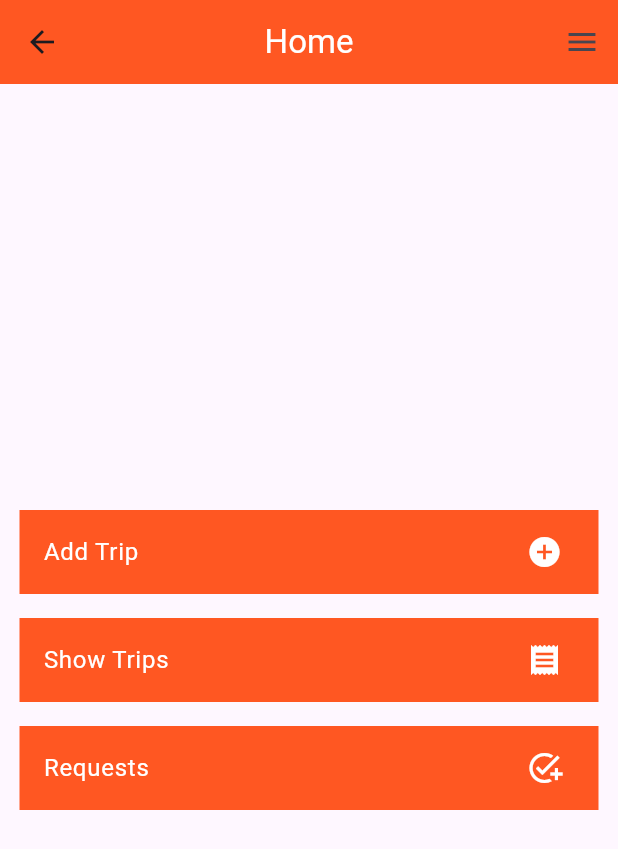
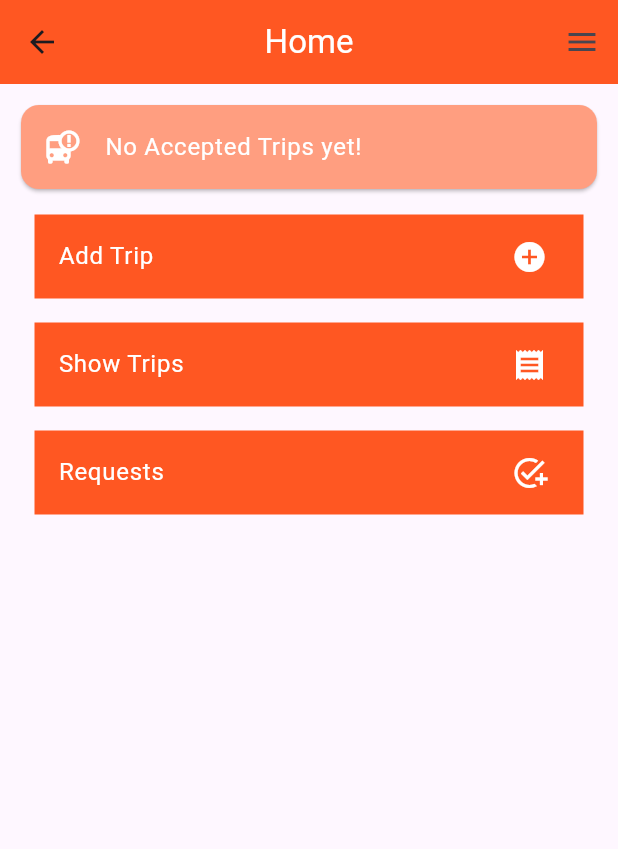
Before and after one commit to ASU-CarPool-Project/Drivers-App, a Flutter app: the home screen opened directly, on a phone screen of 412 x 824 dp. Shown: the top 849 px of the screen. Run offline on Flutter 3.47's test engine with Material 3 defaults, Android fonts, the phone set to English and light mode, and no system bars; our stand-ins replace cloud_firestore, firebase_auth, firebase_core, firebase_database, fluttertoast; accounts and stored records are empty.

Commit message:
added the upcoming trips in the homepage and added the toast msg to myWidgets

```diff
--- a/lib/AddRide.dart
+++ b/lib/AddRide.dart
@@ -276,9 +276,9 @@ class _AddRideState extends State<AddRide> {
                             FirebaseDatabase.instance.ref();
                         await databaseReference.child(direction!).push().set({
                           "driverID": userID,
+                          "driver": username,
                           "direction": direction,
                           "route": _controllerRoute.text,
-                          "name": username,
                           "phone": phone,
                           "car": _controllerCar.text,
                           "capacity": _controllerCapacity.text,
--- a/lib/MyWidgets.dart
+++ b/lib/MyWidgets.dart
@@ -3,7 +3,7 @@ import 'package:flutter/material.dart';
 Color? colorsPrimary = Colors.deepOrange[500];
 Color? colorsToCollege = Colors.deepOrangeAccent[100];
 Color? colorsFromCollege = Colors.deepOrangeAccent[100];
-
+Color? colorsCards = Colors.deepOrangeAccent[100];
 
 Widget textButtons(String text) {
   return Text(
@@ -32,7 +32,7 @@ Widget textLargeTitle(String text) {
   );
 }
 
-Widget iconBack(BuildContext context){
+Widget iconBack(BuildContext context) {
   return IconButton(
     icon: const Icon(
       IconData(
--- a/lib/home.dart
+++ b/lib/home.dart
@@ -1,11 +1,12 @@
-import 'package:asu_carpool_driver/TripsPage.dart';
-import 'package:asu_carpool_driver/AddRide.dart';
-import 'package:asu_carpool_driver/profile.dart';
-import 'package:asu_carpool_driver/requests.dart';
+import 'package:firebase_database/firebase_database.dart';
 import 'package:cloud_firestore/cloud_firestore.dart';
 import 'package:firebase_auth/firebase_auth.dart';
 import 'package:flutter/material.dart';
 import 'MyWidgets.dart';
+import 'TripsPage.dart';
+import 'AddRide.dart';
+import 'profile.dart';
+import 'requests.dart';
 import 'SignIn.dart';
 import 'about.dart';
 import 'auth.dart';
@@ -24,6 +25,9 @@ class home extends StatefulWidget {
 class _homeState extends State<home> {
   User? _user;
   Map<String, dynamic>? _userData;
+
+  DatabaseReference tripsReference =
+      FirebaseDatabase.instance.ref().child("Requests").child("Accepted");
 
   @override
   void initState() {
@@ -134,7 +138,69 @@ class _homeState extends State<home> {
         ),
         body: Container(
           // color: Colors.blue,
-          child: Center(
+          child: Padding(
+              padding: EdgeInsets.all(10),
+              child: Column(
+                children: [
+                  Container(
+                    // color: Colors.yellow,
+                    child: Wrap(children: [
+                      StreamBuilder(
+                        stream: tripsReference.onValue,
+                        builder:
+                            (context, AsyncSnapshot<DatabaseEvent> snapshot) {
+                          if (snapshot.hasData &&
+                              !snapshot.hasError &&
+                              snapshot.data!.snapshot.value != null) {
+                            Map<dynamic, dynamic>? trips = snapshot
+                                .data!.snapshot.value as Map<dynamic, dynamic>?;
+                            List<MapEntry> tripList =
+                                trips?.entries.toList() ?? [];
+
+                            return ListView.builder(
+                              itemCount: tripList.length,
+                              itemBuilder: (context, index) {
+                                return Padding(
+                                  padding: EdgeInsets.all(10),
+                                  child: GestureDetector(
+                                    onTap: () {},
+                                    child: Card(
+                                      color: colorsCards,
+                                      child: ListTile(
+                                        tileColor: Colors.transparent,
+                                        leading: const Icon(
+                                          Icons.pin_drop_sharp,
+                                          color: Colors.white,
+                                        ),
+                                        title: textPageTitle(
+                                            "${tripList[index].value["route"]} - ${tripList[index].value["gate"]} "),
+                                        subtitle: textPageTitle(
+                                            "${tripList[index].value["date"]} / ${tripList[index].value["time"]}"),
+                                      ),
+                                    ),
+                                  ),
+                                );
+                              },
+                            );
+                          } else {
+                            print("Errooooooooooor: ${snapshot.error}");
+                            return Card(
+                              color: colorsCards,
+                              child: ListTile(
+                                tileColor: Colors.transparent,
+                                leading: const Icon(
+                                  Icons.bus_alert,
+                                  color: Colors.white,
+                                ),
+                                title: textPageTitle("No Accepted Trips yet!"),
+                              ),
+                            );
+                          }
+                        },
+                      )
+                    ]),
+                  ),
+                  Center(
                     child: Padding(
                       padding: const EdgeInsets.all(5.0),
                       child: SingleChildScrollView(
@@ -158,7 +224,8 @@ class _homeState extends State<home> {
                                 onTap: () {
                                   Navigator.push(
                                     context,
-                            MaterialPageRoute(builder: (context) => AddRide()),
+                                    MaterialPageRoute(
+                                        builder: (context) => AddRide()),
                                   );
                                 },
                               ),
@@ -214,6 +281,8 @@ class _homeState extends State<home> {
                       ),
                     ),
                   ),
+                ],
+              )),
         ));
   }
 }
```
Lines whose indentation alone changed are shown as unchanged.
